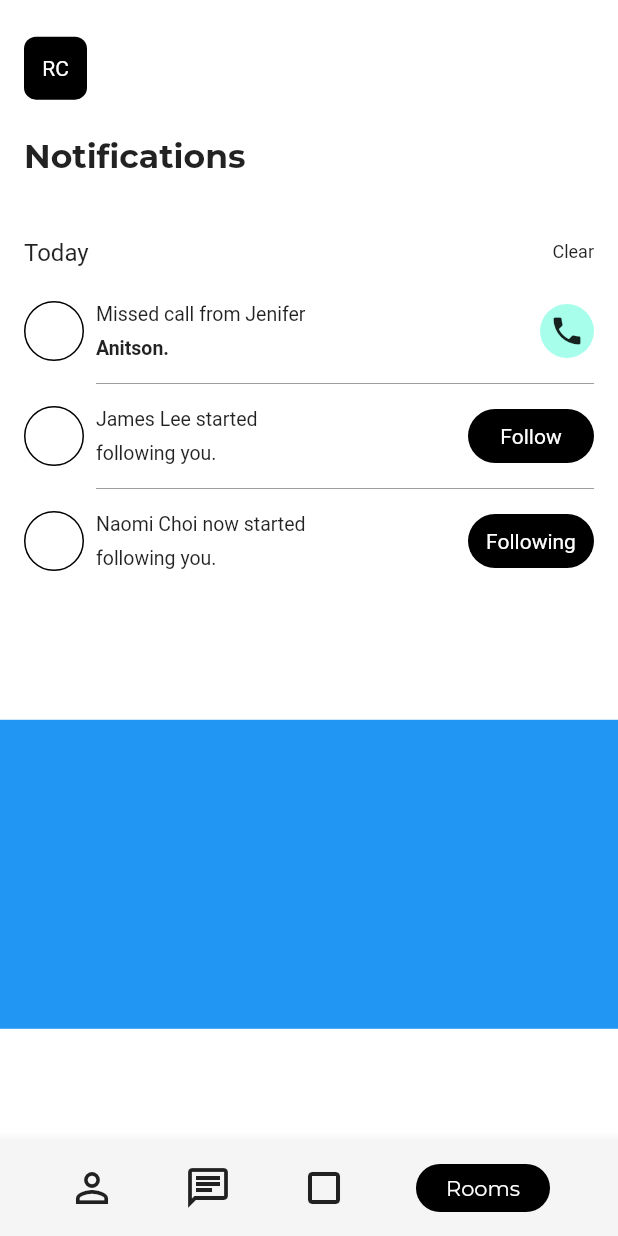
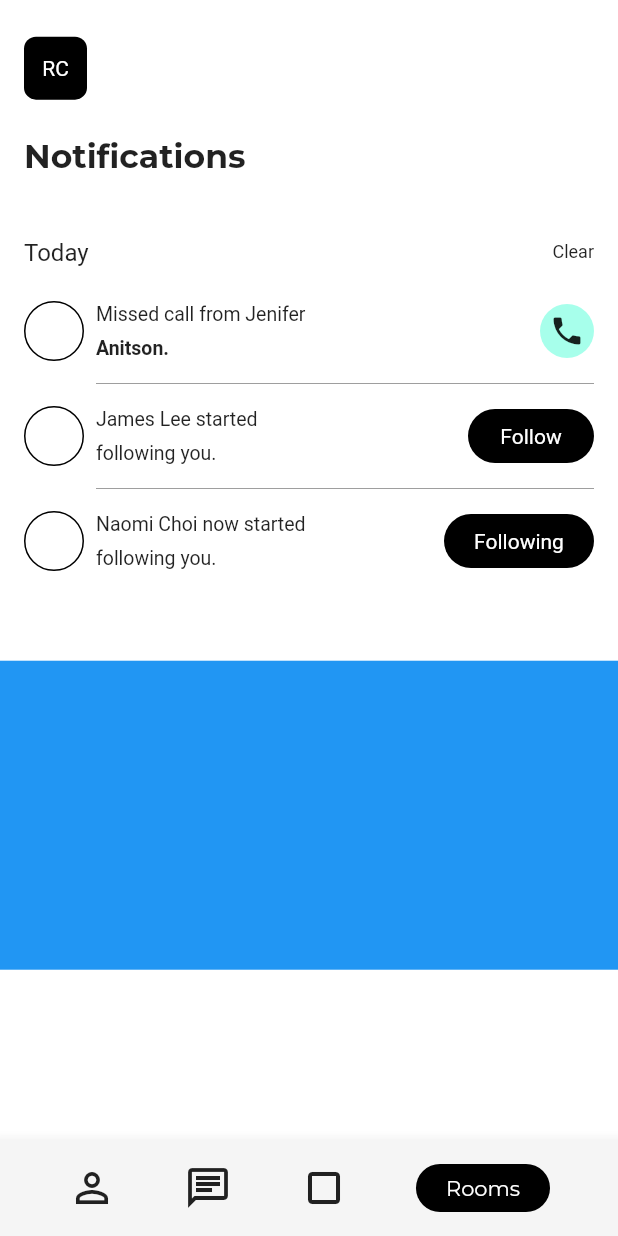
Before and after one commit to JAICHANGPARK/flutter_notebook_8th_story, a Flutter app: the SocialHomePage screen opened by its route, on a phone screen of 412 x 824 dp. Run offline on Flutter 3.47's test engine with Material 2 defaults, Android fonts, the phone set to English and light mode, and no system bars; our stand-ins replace badges, flutter_hooks, google_fonts, hooks_riverpod, state_notifier.

Commit message:
Update social_home_page.dart

```diff
--- a/lib/ep588_social_app/social_home_page.dart
+++ b/lib/ep588_social_app/social_home_page.dart
@@ -59,7 +59,7 @@ class _SocialHomePageState extends State<SocialHomePage> {
                       height: 24,
                     ),
                     Container(
-                      height: MediaQuery.of(context).size.height / 2.7,
+                      height: MediaQuery.of(context).size.height / 3.1,
                       decoration: BoxDecoration(
                           // color: Colors.blue,
                           ),
@@ -219,7 +219,7 @@ class _SocialHomePageState extends State<SocialHomePage> {
                               Spacer(),
                               Container(
                                 height: 36,
-                                width: 84,
+                                width: 100,
                                 decoration: BoxDecoration(
                                     color: Colors.black,
                                     borderRadius: BorderRadius.circular(24)
```
